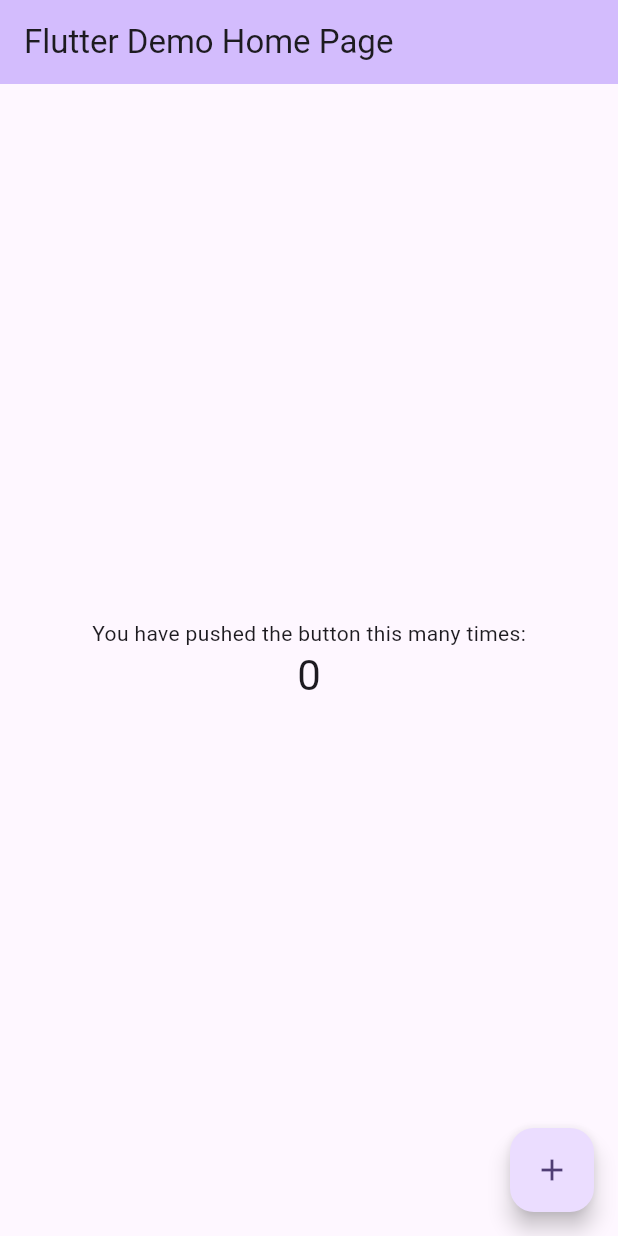
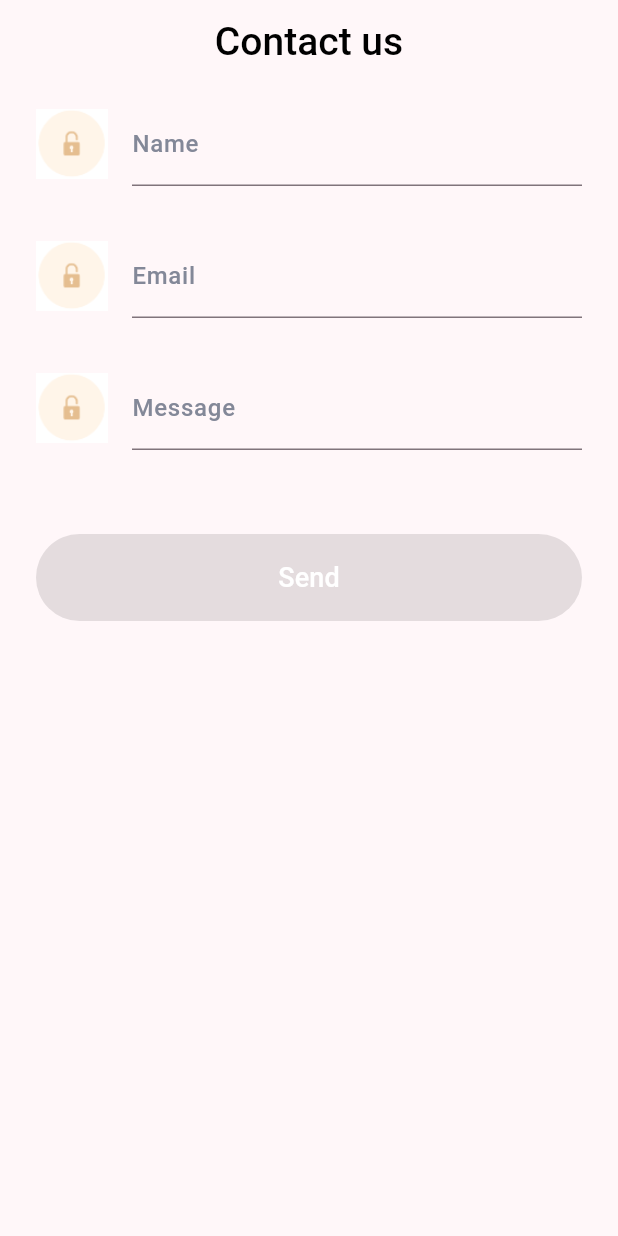
Before and after one commit to zagreba-dev/mdtt, a Flutter app: the screen it shows after launch, on a phone screen of 412 x 824 dp. Run offline on Flutter 3.47's test engine with Material 2 defaults, Android fonts, the phone set to English and light mode, and no system bars; our stand-ins replace bloc, flutter_bloc, formz.

Commit message:
implemented contact screen

```diff
--- a/lib/main.dart
+++ b/lib/main.dart
@@ -1,4 +1,5 @@
 import 'package:flutter/material.dart';
+import 'package:mdtt/ui/contact_screen.dart';
 
 void main() {
   runApp(const MyApp());
@@ -7,119 +8,15 @@ void main() {
 class MyApp extends StatelessWidget {
   const MyApp({super.key});
 
-  // This widget is the root of your application.
   @override
   Widget build(BuildContext context) {
     return MaterialApp(
-      title: 'Flutter Demo',
+      title: 'Mobile Developer Test Task',
       theme: ThemeData(
-        // This is the theme of your application.
-        //
-        // TRY THIS: Try running your application with "flutter run". You'll see
-        // the application has a blue toolbar. Then, without quitting the app,
-        // try changing the seedColor in the colorScheme below to Colors.green
-        // and then invoke "hot reload" (save your changes or press the "hot
-        // reload" button in a Flutter-supported IDE, or press "r" if you used
-        // the command line to start the app).
-        //
-        // Notice that the counter didn't reset back to zero; the application
-        // state is not lost during the reload. To reset the state, use hot
-        // restart instead.
-        //
-        // This works for code too, not just values: Most code changes can be
-        // tested with just a hot reload.
-        colorScheme: ColorScheme.fromSeed(seedColor: Colors.deepPurple),
+        colorScheme: ColorScheme.fromSeed(seedColor: const Color(0xFF986D8E)),
         useMaterial3: true,
       ),
-      home: const MyHomePage(title: 'Flutter Demo Home Page'),
+      home: const ContactScreen(),
     );
   }
 }
-
-class MyHomePage extends StatefulWidget {
-  const MyHomePage({super.key, required this.title});
-
-  // This widget is the home page of your application. It is stateful, meaning
-  // that it has a State object (defined below) that contains fields that affect
-  // how it looks.
-
-  // This class is the configuration for the state. It holds the values (in this
-  // case the title) provided by the parent (in this case the App widget) and
-  // used by the build method of the State. Fields in a Widget subclass are
-  // always marked "final".
-
-  final String title;
-
-  @override
-  State<MyHomePage> createState() => _MyHomePageState();
-}
-
-class _MyHomePageState extends State<MyHomePage> {
-  int _counter = 0;
-
-  void _incrementCounter() {
-    setState(() {
-      // This call to setState tells the Flutter framework that something has
-      // changed in this State, which causes it to rerun the build method below
-      // so that the display can reflect the updated values. If we changed
-      // _counter without calling setState(), then the build method would not be
-      // called again, and so nothing would appear to happen.
-      _counter++;
-    });
-  }
-
-  @override
-  Widget build(BuildContext context) {
-    // This method is rerun every time setState is called, for instance as done
-    // by the _incrementCounter method above.
-    //
-    // The Flutter framework has been optimized to make rerunning build methods
-    // fast, so that you can just rebuild anything that needs updating rather
-    // than having to individually change instances of widgets.
-    return Scaffold(
-      appBar: AppBar(
-        // TRY THIS: Try changing the color here to a specific color (to
-        // Colors.amber, perhaps?) and trigger a hot reload to see the AppBar
-        // change color while the other colors stay the same.
-        backgroundColor: Theme.of(context).colorScheme.inversePrimary,
-        // Here we take the value from the MyHomePage object that was created by
-        // the App.build method, and use it to set our appbar title.
-        title: Text(widget.title),
-      ),
-      body: Center(
-        // Center is a layout widget. It takes a single child and positions it
-        // in the middle of the parent.
-        child: Column(
-          // Column is also a layout widget. It takes a list of children and
-          // arranges them vertically. By default, it sizes itself to fit its
-          // children horizontally, and tries to be as tall as its parent.
-          //
-          // Column has various properties to control how it sizes itself and
-          // how it positions its children. Here we use mainAxisAlignment to
-          // center the children vertically; the main axis here is the vertical
-          // axis because Columns are vertical (the cross axis would be
-          // horizontal).
-          //
-          // TRY THIS: Invoke "debug painting" (choose the "Toggle Debug Paint"
-          // action in the IDE, or press "p" in the console), to see the
-          // wireframe for each widget.
-          mainAxisAlignment: MainAxisAlignment.center,
-          children: <Widget>[
-            const Text(
-              'You have pushed the button this many times:',
-            ),
-            Text(
-              '$_counter',
-              style: Theme.of(context).textTheme.headlineMedium,
-            ),
-          ],
-        ),
-      ),
-      floatingActionButton: FloatingActionButton(
-        onPressed: _incrementCounter,
-        tooltip: 'Increment',
-        child: const Icon(Icons.add),
-      ), // This trailing comma makes auto-formatting nicer for build methods.
-    );
-  }
-}
--- /dev/null
+++ b/lib/model/contact.dart
@@ -0,0 +1,21 @@
+// ignore_for_file: public_member_api_docs, sort_constructors_first
+class Contact {
+  final String name;
+  final String email;
+  final String message;
+
+  Contact({
+    required this.name,
+    required this.email,
+    required this.message,
+  });
+
+  Map<String, dynamic> toJson() => <String, dynamic>{
+    'name': name,
+    'email': email,
+    'message': message,
+  };
+
+  @override
+  String toString() => 'Contact(name: $name, email: $email, message: $message)';
+}
--- /dev/null
+++ b/lib/model/contact_api.dart
@@ -0,0 +1,26 @@
+import 'dart:async';
+import 'dart:convert';
+import 'dart:io';
+
+import 'package:mdtt/model/contact.dart';
+
+class ContactApi {
+  final _httpClient = HttpClient();
+
+  static const host = 'api.byteplex.info';
+  static const path = '/api/test/contact/';
+
+  Future<void> postContact(Contact contact) async {
+    final params = contact.toJson();
+
+    final request = await _httpClient.postUrl(Uri.https(host, path));
+    request.headers.set('Content-type', 'application/json; charset=UTF-8');
+    request.write((json.encode(params)));
+    final response = await request.close();
+    if (response.statusCode == 201) {
+      return;
+    } else {
+      throw Exception('error post contact');
+    }
+  }
+}
--- /dev/null
+++ b/lib/model/email_input.dart
@@ -0,0 +1,23 @@
+import 'package:formz/formz.dart';
+
+enum EmailValidationError {
+  required,
+  invalid
+}
+
+class EmailInput extends FormzInput<String, EmailValidationError> {
+  const EmailInput.pure() : super.pure('');
+
+  const EmailInput.dirty([super.value = '']) : super.dirty();
+
+  static final RegExp _emailRegExp = RegExp(
+    r'^[a-zA-Z0-9_.+-]+@[a-zA-Z0-9-]+\.[a-zA-Z0-9]+$'
+  );
+
+  @override
+  EmailValidationError? validator(String? value) {
+    if (value == null || value.isEmpty) return EmailValidationError.required;
+    if (!_emailRegExp.hasMatch(value)) return EmailValidationError.invalid;
+    return null;
+  }
+}
--- /dev/null
+++ b/lib/model/text_input.dart
@@ -0,0 +1,17 @@
+import 'package:formz/formz.dart';
+
+enum TextValidationError {
+  required,
+}
+
+class TextInput extends FormzInput<String, TextValidationError> {
+  const TextInput.pure() : super.pure('');
+
+  const TextInput.dirty([super.value = '']) : super.dirty();
+
+  @override
+  TextValidationError? validator(String? value) {
+    if (value == null || value.isEmpty) return TextValidationError.required;
+    return null;
+  }
+}
--- /dev/null
+++ b/lib/ui/common/text_styles.dart
@@ -0,0 +1,22 @@
+import 'package:flutter/material.dart';
+
+abstract class AppTextStyles {
+
+  static const TextStyle appBar = TextStyle(
+    color: Colors.black,
+    fontWeight: FontWeight.w500,
+    fontSize: 26
+  );
+
+  static const TextStyle sendButton = TextStyle(
+    color: Colors.white,
+    fontWeight: FontWeight.w500,
+    fontSize: 18,
+  );
+
+  static const TextStyle label = TextStyle(
+    color: Color(0xFF838898),
+    fontWeight: FontWeight.w500,
+    fontSize: 16,
+  );
+}
--- /dev/null
+++ b/lib/ui/contact_bloc.dart
@@ -0,0 +1,150 @@
+// ignore_for_file: public_member_api_docs, sort_constructors_first
+import 'package:mdtt/model/contact.dart';
+import 'package:mdtt/model/contact_api.dart';
+import 'package:mdtt/model/email_input.dart';
+import 'package:mdtt/model/text_input.dart';
+import 'package:mdtt/utils/input_validator.dart';
+import 'package:bloc/bloc.dart';
+
+abstract class ContactEvent {}
+
+final class ContactNameChanged extends ContactEvent {
+  ContactNameChanged(this.name);
+
+  final String name;
+}
+
+final class ContactEmailChanged extends ContactEvent {
+  ContactEmailChanged(this.email);
+
+  final String email;
+}
+
+final class ContactMessageChanged extends ContactEvent {
+  ContactMessageChanged(this.message);
+
+  final String message;
+}
+
+
+final class ContactSent extends ContactEvent {
+  ContactSent();
+}
+
+enum ContactStatus { initial, inProgress, success, failure }
+
+class ContactState {
+  const ContactState({
+    this.status = ContactStatus.initial,
+    this.name = const TextInput.pure(),
+    this.email = const EmailInput.pure(),
+    this.message = const TextInput.pure(),
+  });
+
+  final ContactStatus status;
+  final TextInput name;
+  final EmailInput email;
+  final TextInput message;
+
+  String? get nameValidationError => textValidationErrorToString(name.displayError);
+  String? get emailValidationError => emailValidationErrorToString(email.displayError);
+  String? get messageValidationError => textValidationErrorToString(message.displayError);
+
+  bool get isAllFieldsValid => name.isValid && email.isValid && message.isValid;
+
+  bool get isContactSentNotInProgress => status != ContactStatus.inProgress;
+
+  bool get canEnableSentButton => isAllFieldsValid && isContactSentNotInProgress;
+
+  ContactState copyWith({
+    ContactStatus? status,
+    EmailInput? email,
+    TextInput? name,
+    TextInput? message,
+  }) {
+    return ContactState(
+      status: status ?? this.status,
+      email: email ?? this.email,
+      name: name ?? this.name,
+      message: message ?? this.message,
+    );
+  }
+
+  @override
+  String toString() {
+    return 'ContactState(status: $status, email: $email, name: $name, message: $message)';
+  }
+
+  @override
+  bool operator ==(covariant ContactState other) {
+    if (identical(this, other)) return true;
+
+    return
+      other.status == status &&
+      other.email == email &&
+      other.name == name &&
+      other.message == message;
+  }
+
+  @override
+  int get hashCode {
+    return status.hashCode ^
+      email.hashCode ^
+      name.hashCode ^
+      message.hashCode;
+  }
+}
+
+class ContactBloc extends Bloc<ContactEvent, ContactState> {
+  ContactBloc(
+    {required ContactApi contactApi}
+  )  : _contactApi = contactApi,
+        super(const ContactState()) {
+    on<ContactNameChanged>(_onContactNameChanged);
+    on<ContactEmailChanged>(_onContactEmailChanged);
+    on<ContactMessageChanged>(_onContactMessageChanged);
+    on<ContactSent>(_onContactSent);
+  }
+
+  final ContactApi _contactApi;
+
+  void _onContactNameChanged(
+    ContactNameChanged event,
+    Emitter<ContactState> emit,
+  ) {
+    emit(state.copyWith(name: TextInput.dirty(event.name)));
+  }
+
+    void _onContactEmailChanged(
+    ContactEmailChanged event,
+    Emitter<ContactState> emit,
+  ) {
+    emit(state.copyWith(email: EmailInput.dirty(event.email)));
+  }
+
+  void _onContactMessageChanged(
+    ContactMessageChanged event,
+    Emitter<ContactState> emit,
+  ) {
+    emit(state.copyWith(message: TextInput.dirty(event.message)));
+  }
+
+  Future<void> _onContactSent(
+    ContactSent event,
+    Emitter<ContactState> emit,
+  ) async {
+      emit(state.copyWith(status: ContactStatus.inProgress));
+      final contact = Contact(
+        name: state.name.value,
+        email: state.email.value,
+        message: state.message.value
+      );
+      try {
+        await _contactApi.postContact(contact);
+        emit(state.copyWith(status: ContactStatus.success),
+        );
+      } catch (_) {
+        emit(state.copyWith(status: ContactStatus.failure));
+      }
+  }
+}
--- /dev/null
+++ b/lib/ui/contact_screen.dart
@@ -0,0 +1,166 @@
+import 'package:flutter/material.dart';
+import 'package:mdtt/model/contact_api.dart';
+import 'package:mdtt/ui/common/text_styles.dart';
+import 'package:mdtt/ui/contact_bloc.dart';
+import 'package:flutter_bloc/flutter_bloc.dart';
+
+class ContactScreen extends StatelessWidget {
+  const ContactScreen({super.key});
+
+  @override
+  Widget build(BuildContext context) {
+    return BlocProvider(
+      create: (context) => ContactBloc(contactApi: ContactApi()),
+      child: const _ContactView()
+    );
+  }
+}
+
+class _ContactView extends StatelessWidget {
+  const _ContactView();
+
+  @override
+  Widget build(BuildContext context) {
+    return BlocListener<ContactBloc, ContactState>(
+      listenWhen: (previous, current) => previous.status != current.status,
+      listener: (context, state) {
+        if (state.status == ContactStatus.success) {
+          ScaffoldMessenger.of(context)
+            ..hideCurrentSnackBar()
+            ..showSnackBar(const SnackBar(content: Text('success')));
+        } else if (state.status == ContactStatus.failure) {
+          ScaffoldMessenger.of(context)
+            ..hideCurrentSnackBar()
+            ..showSnackBar(const SnackBar(content: Text('error')));
+        }
+      },
+      child: Scaffold(
+        appBar: AppBar(
+          title: const Text('Contact us', style: AppTextStyles.appBar),
+          centerTitle: true
+        ),
+        body: SingleChildScrollView(
+          child: Column(
+            crossAxisAlignment: CrossAxisAlignment.stretch,
+            children: [
+              _buildNameInput(),
+              _buildEmailInput(),
+              _buildMessageInput(),
+              _buildSendButton()
+            ],
+          ),
+        ),
+      ),
+    );
+  }
+
+  Widget _buildNameInput() {
+    return Builder(
+      builder: (context) {
+        final model = context.watch<ContactBloc>();
+        final isValid = model.state.name.isValid;
+        return Padding(
+          padding: const EdgeInsetsDirectional.only(start: 24, top: 12, end: 24),
+          child: TextFormField(
+            textInputAction: TextInputAction.done,
+            keyboardType: TextInputType.text,
+            decoration: InputDecoration(
+              labelText: 'Name',
+              labelStyle: AppTextStyles.label,
+              icon: CircleAvatar(
+                radius: 24,
+                backgroundColor: Colors.transparent,
+                child: Image.asset('assets/images/lock.png')
+              ),
+              helperText: '',
+              errorText: isValid ? null : model.state.nameValidationError,
+            ),
+            onChanged: (value) => context.read<ContactBloc>().add(ContactNameChanged(value))
+          ),
+        );
+      }
+    );
+  }
+
+  Widget _buildEmailInput() {
+    return Builder(
+      builder: (context) {
+        final model = context.watch<ContactBloc>();
+        final isValid = model.state.email.isValid;
+        return Padding(
+          padding: const EdgeInsetsDirectional.only(start: 24, top: 12, end: 24),
+          child: TextFormField(
+            textInputAction: TextInputAction.done,
+            keyboardType: TextInputType.emailAddress,
+            decoration: InputDecoration(
+              labelText: 'Email',
+              labelStyle: AppTextStyles.label,
+              icon: CircleAvatar(
+                radius: 24,
+                backgroundColor: Colors.transparent,
+                child: Image.asset('assets/images/lock.png')
+              ),
+              helperText: '',
+              errorText: isValid ? null : model.state.emailValidationError,
+            ),
+            onChanged: (value) => context.read<ContactBloc>().add(ContactEmailChanged(value))
+          ),
+        );
+      }
+    );
+  }
+
+
+  Widget _buildMessageInput() {
+    return Builder(
+      builder: (context) {
+        final model = context.watch<ContactBloc>();
+        final isValid = model.state.message.isValid;
+        return Padding(
+          padding: const EdgeInsetsDirectional.only(start: 24, top: 12, end: 24, bottom: 12),
+          child: TextFormField(
+            textInputAction: TextInputAction.done,
+            keyboardType: TextInputType.text,
+            decoration: InputDecoration(
+              labelText: 'Message',
+              labelStyle: AppTextStyles.label,
+              icon: CircleAvatar(
+                radius: 24,
+                backgroundColor: Colors.transparent,
+                child: Image.asset('assets/images/lock.png')),
+              helperText: '',
+              errorText: isValid ? null : model.state.messageValidationError,
+            ),
+            onChanged: (value) => context.read<ContactBloc>().add(ContactMessageChanged(value))
+          ),
+        );
+      }
+    );
+  }
+
+  Widget _buildSendButton() {
+    return Builder(
+      builder: (context) {
+        final model = context.watch<ContactBloc>();
+        final isContactSentNotInProgress = model.state.isContactSentNotInProgress;
+        final canEnableSentButton = model.state.canEnableSentButton;
+        return Padding(
+          padding: const EdgeInsetsDirectional.only(start: 24, top: 24, end: 24),
+          child: FilledButton(
+            onPressed:
+              canEnableSentButton
+              ? () {context.read<ContactBloc>().add(ContactSent());}
+              : null,
+            child: Padding(
+              padding: const EdgeInsetsDirectional.symmetric(vertical: 16),
+              child:
+                isContactSentNotInProgress
+                ? const Text("Send", style: AppTextStyles.sendButton)
+                : const Text('please wait', style: AppTextStyles.sendButton),
+            )
+          ),
+        );
+      }
+    );
+  }
+}
--- /dev/null
+++ b/lib/utils/input_validator.dart
@@ -0,0 +1,17 @@
+import 'package:mdtt/model/email_input.dart';
+import 'package:mdtt/model/text_input.dart';
+
+String? emailValidationErrorToString(EmailValidationError? type) {
+  switch(type) {
+    case EmailValidationError.required: return 'required';
+    case EmailValidationError.invalid: return 'invalid';
+    default: return null;
+  }
+}
+
+String? textValidationErrorToString(TextValidationError? type) {
+  switch(type) {
+    case TextValidationError.required: return 'required';
+    default: return null;
+  }
+}
--- a/pubspec.yaml
+++ b/pubspec.yaml
@@ -30,6 +30,10 @@ environment:
 dependencies:
   flutter:
     sdk: flutter
+  formz: ^0.5.0+1
+  bloc: ^8.1.1
+  flutter_bloc: ^8.1.2
+  http: ^0.13.5
 
 
   # The following adds the Cupertino Icons font to your application.
@@ -59,6 +63,8 @@ flutter:
   uses-material-design: true
 
   # To add assets to your application, add an assets section, like this:
+  assets:
+    - assets/images/
   # assets:
   #   - images/a_dot_burr.jpeg
   #   - images/a_dot_ham.jpeg
```
Also changed, not shown: assets/images/lock.png (added), pubspec.lock.
